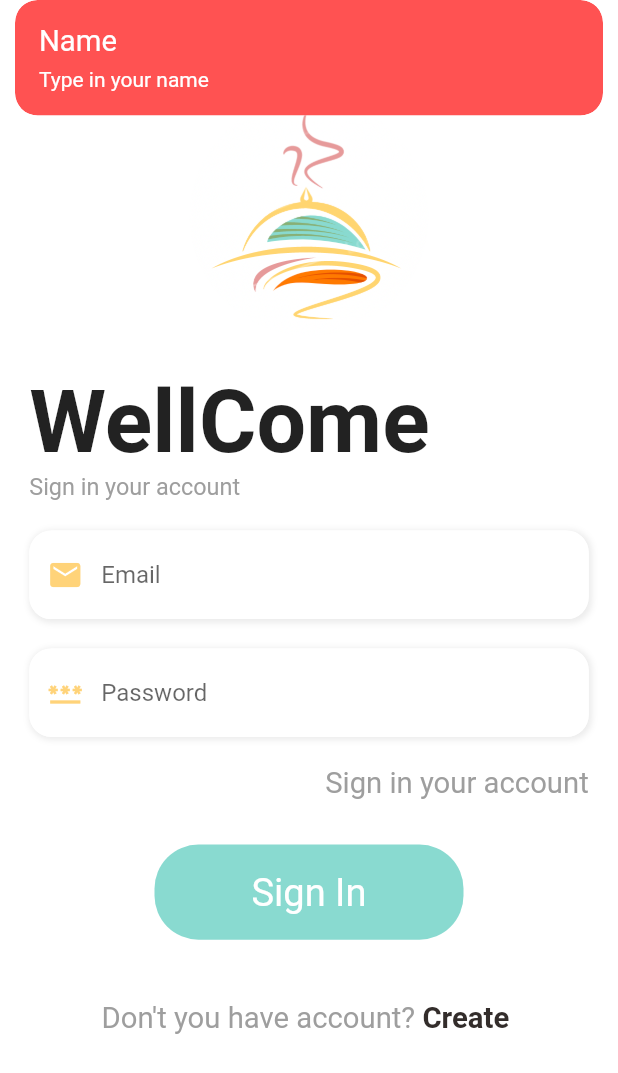
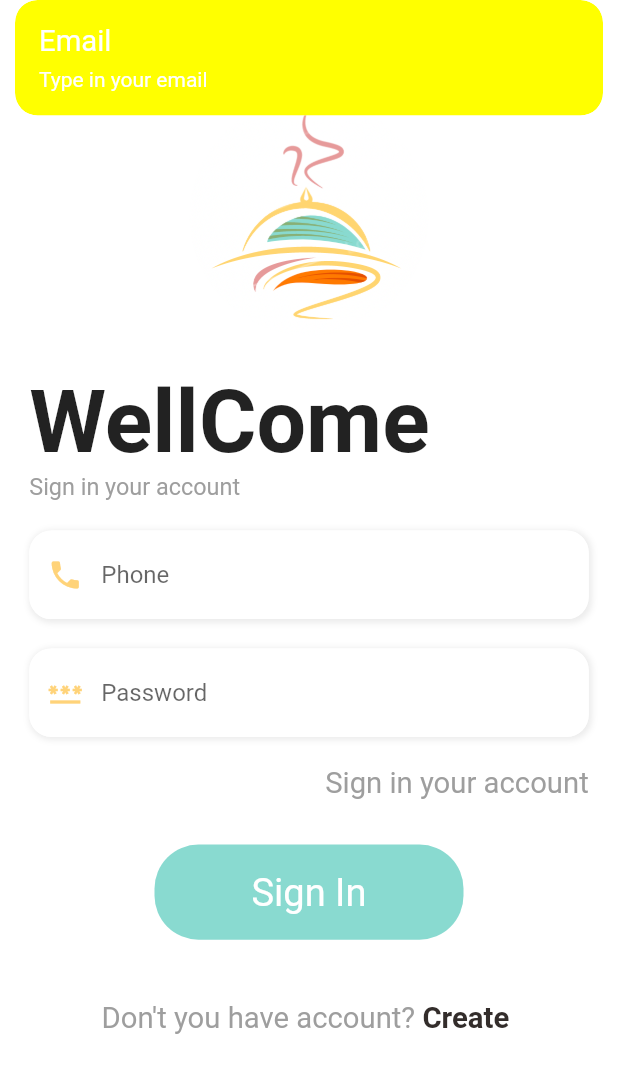
Before and after one commit to dinhkhoi-png/flutter_food_delivery, a Flutter app: the SignInPage screen opened directly, after a tap on "Sign In", on a phone screen of 412 x 824 dp. Shown: the top 1073 px of the screen. Run offline on Flutter 3.47's test engine with Material 2 defaults, Android fonts, the phone set to English and light mode, and no system bars; our stand-ins replace dots_indicator, get, persistent_bottom_nav_bar, shared_preferences; accounts and stored records are empty; network calls fail.

Commit message:
login success

```diff
--- a/lib/base/custom_loader.dart
+++ b/lib/base/custom_loader.dart
@@ -18,7 +18,7 @@ class CustomLoader extends StatelessWidget {
           color: AppColors.mainColor,
         ),
         alignment: Alignment.center,
-        child: CircularProgressIndicator(color: Colors.white,),
+        child: const CircularProgressIndicator(color: Colors.white,),
       ),
     );
   }
--- a/lib/base/no_data_page.dart
+++ b/lib/base/no_data_page.dart
@@ -1,5 +1,4 @@
 import 'package:flutter/material.dart';
-
 
 class NoDataPage extends StatelessWidget {
   final String text;
--- a/lib/base/show_custom_snackbar.dart
+++ b/lib/base/show_custom_snackbar.dart
@@ -5,12 +5,12 @@ import '../widget/big_text.dart';
 void showCustomSnackBar(String message , {bool isError = true,String title="Error"}){
   Get.snackbar(title, message,
     titleText: BigText(text: title ,color: Colors.white,),
-    messageText: Text(message, style: TextStyle(
+    messageText: Text(message, style: const TextStyle(
       color: Colors.white,
     ),
     ),
     colorText: Colors.white,
     snackPosition: SnackPosition.TOP,
-    backgroundColor: Colors.redAccent,
+    backgroundColor: Colors.yellowAccent,
   );
 }
--- a/lib/controllers/auth_controller.dart
+++ b/lib/controllers/auth_controller.dart
@@ -6,52 +6,52 @@ import 'package:get/get.dart';
 class AuthController extends GetxController implements GetxService{
   final AuthRepo authRepo;
 
-  AuthController({ required this.authRepo, required cartRepo});
+  AuthController({
+    required this.authRepo
+  });
 
   bool _isLoading = false;
   bool get isLoading => _isLoading;
 
-  Future<ResponseModel>registration(SignUpBody signUpBody) async {
+  Future<ResponseModel> registration(SignUpBody signUpBody) async {
     _isLoading = true;
     update();
     Response response = await authRepo.registration(signUpBody);
     late ResponseModel responseModel;
-    if(response.statusCode==200){
+    if(response.statusCode == 200){
       authRepo.saveUserToken(response.body["token"]);
-      responseModel =ResponseModel(true, response.body["token"]);
+      responseModel = ResponseModel(true, response.body["token"]);
     }else{
-      responseModel =ResponseModel(false, response.statusText!);
-
+      responseModel = ResponseModel(false, response.statusText!);
     }
     _isLoading=false;
     update();
     return responseModel;
   }
 
-  Future<ResponseModel>login(String email,String password) async {
-    print("Get token");
-    print(authRepo.getUserToken.toString());
-    //authRepo.getUserToken();
+  Future<ResponseModel> login(String phone , String password) async {
+    print(">>>>> Getting token");
+    print(authRepo.getUserToken());
+
     _isLoading = true;
     update();
-    Response response = await authRepo.login(email,password);
+    Response response = await authRepo.login(phone,password);
     late ResponseModel responseModel;
-    if(response.statusCode==200){
-      print("toekn user");
+    if (response.statusCode == 200){
+      print("Backend token");
+
       authRepo.saveUserToken(response.body["token"]);
       print(response.body["token"].toString());
-      responseModel =ResponseModel(true, response.body["token"]);
-
-    }else{
-      responseModel =ResponseModel(false, response.statusText!);
-
+      responseModel = ResponseModel(true, response.body["token"]);
+    } else {
+      responseModel = ResponseModel(false, response.statusText!);
     }
     _isLoading=false;
     update();
     return responseModel;
   }
 
-  void saveUserNumberAndPassword(String number,String password){
+  void saveUserNumberAndPassword(String number , String password){
     authRepo.saveUserNumberAndPassword(number, password);
   }
 }
--- a/lib/controllers/popular_product_controller.dart
+++ b/lib/controllers/popular_product_controller.dart
@@ -20,15 +20,12 @@ class PopularProductController extends GetxController {
   late CartController _cart;
 
   bool _isLoaded = false;
-
   bool get isLoaded => _isLoaded;
 
   int _quantity = 0;
+  int get quantity => _quantity;
 
-  int get quantity => _quantity;
   int _inCartItems = 0;
-
-
   int get inCarItems => _inCartItems + _quantity;
 
   Future<void> getPopularProductList() async {
--- a/lib/data/api/api_client.dart
+++ b/lib/data/api/api_client.dart
@@ -9,7 +9,7 @@ class ApiClient extends GetConnect implements GetxService{
   ApiClient({required this.appBaseUrl}){
     baseUrl = appBaseUrl;
     timeout = Duration(seconds: 30);
-    token=AppConstants.TOKEN;
+    token= AppConstants.TOKEN;
     _mainHeaders={
       'Content-type':'application/json; charset=UTF-8',
       'Authorization': 'Bearer $token',
@@ -29,7 +29,7 @@ class ApiClient extends GetConnect implements GetxService{
       return Response(statusCode: 1 ,statusText: e.toString());
     }
   }
-  Future<Response> postData(String uri,dynamic body)async{
+  Future<Response> postData(String uri, dynamic body)async{
     print(body.toString());
     try{
       Response response = await post(uri, body,headers: _mainHeaders);
--- a/lib/data/repository/auth_repo.dart
+++ b/lib/data/repository/auth_repo.dart
@@ -15,31 +15,30 @@ class AuthRepo{
 
   Future<Response> registration(SignUpBody signUpBody)async{
     return await apiClient.postData(AppConstants.REGISTRATION_URI, signUpBody.toJson());
-
   }
 
   Future<String> getUserToken() async {
     return await sharedPreferences.getString(AppConstants.TOKEN)??"None";
   }
 
-  Future<Response> login(String email , String password) async {
-    return await apiClient.postData(AppConstants.LOGIN_URI, {"email":email,"password":password});
+  Future<Response> login(String phone,String password)async{
+    return await apiClient.postData(AppConstants.LOGIN_URI, {"phone":phone,"password":password});
   }
 
 
+
   Future<bool> saveUserToken(String token) async {
-    apiClient.token = token;
+    apiClient.token=token;
     apiClient.updateHeader(token);
     return await sharedPreferences.setString(AppConstants.TOKEN, token);
   }
 
   Future<void> saveUserNumberAndPassword(String number,String password) async {
     try{
-      await sharedPreferences.setString(AppConstants.PHONE, number);
-      await sharedPreferences.setString(AppConstants.PASSWORD, password);
-
+        await sharedPreferences.setString(AppConstants.PHONE, number);
+        await sharedPreferences.setString(AppConstants.PASSWORD, password);
     }catch(e){
-      throw e;
+      throw(e);
     }
   }
 }
--- a/lib/models/response_model.dart
+++ b/lib/models/response_model.dart
@@ -3,6 +3,6 @@ class ResponseModel{
   String _message;
   ResponseModel(this._isSuccess,this._message);
 
-  String get message => _message;
+  String get message =>_message;
   bool get isSuccess =>_isSuccess;
 }
--- a/lib/pages/auth/sign_in_page.dart
+++ b/lib/pages/auth/sign_in_page.dart
@@ -5,9 +5,7 @@ import 'package:flutter_food_delivery/pages/auth/sign_up_page.dart';
 import 'package:flutter_food_delivery/routes/route_helper.dart';
 import 'package:flutter_food_delivery/utils/colors.dart';
 import 'package:flutter_food_delivery/utils/dimensions.dart';
-
 import 'package:get/get.dart';
-
 
 import '../../base/show_custom_snackbar.dart';
 import '../../controllers/auth_controller.dart';
@@ -18,31 +16,30 @@ class SignInPage extends StatelessWidget {
 
   @override
   Widget build(BuildContext context) {
-    var emailController = TextEditingController();
+    var phoneController = TextEditingController();
     var passwordController = TextEditingController();
 
     void _login(AuthController authController){
       //var authController = Get.find<AuthController>();
 
-      String email = emailController.text.trim();
+      String phone = phoneController.text.trim();
       String password = passwordController.text.trim();
 
-      if(email.isEmpty){
-        showCustomSnackBar("Type in your name",title: "Name");
-      }else if (email.isEmpty){
+     if (phone.isEmpty){
         showCustomSnackBar("Type in your email",title: "Email");
-      }else if (!GetUtils.isEmail(email)){
-        showCustomSnackBar("Type in a valib email address",title: "Valid Email Address");
+      // }else if (!GetUtils.isEmail(email)){
+      //   showCustomSnackBar("Type in a valib email address",title: "Valid Email Address");
       }else if (password.isEmpty){
         showCustomSnackBar("Type in your password" , title: "password");
       }else if (password.length<6){
         showCustomSnackBar("Password can not be less than six chareters", title: "Password");
       }else{
-        //showCustomSnackBar("All went well", title: "Perfect");
 
-        authController.login(email,password).then((status){
+
+        authController.login(phone,password).then((status){
           if(status.isSuccess){
             Get.toNamed(RouteHelper.getInitial());
+
           }else{
             showCustomSnackBar(status.message);
           }
@@ -50,15 +47,15 @@ class SignInPage extends StatelessWidget {
       }
     }
 
-
     return Scaffold(
       backgroundColor: Colors.white,
       body: GetBuilder<AuthController>(builder: (authController){
-        return !authController.isLoading?SingleChildScrollView(
-          physics: BouncingScrollPhysics(),
+      return  !authController.isLoading? SingleChildScrollView(
+        //reverse: true,
+        physics: const BouncingScrollPhysics(),
         child: Column(
           children: [
-              SizedBox(height: Dimensions.screenHeight*0.05,),
+            SizedBox(height: Dimensions.screenHeight*0.05),
             Container(
               height: Dimensions.screenHeight*0.25,
               child: const Center(
@@ -95,9 +92,12 @@ class SignInPage extends StatelessWidget {
                 ],
               ),
             ),
+
             SizedBox(height: Dimensions.height20,),
-              AppTextField(textController: emailController,
-                  hintText: "Email", icon: Icons.email),
+
+
+            AppTextField(textController: phoneController,
+                hintText: "Phone", icon: Icons.phone),
             SizedBox(height: Dimensions.height20,),
             AppTextField(textController: passwordController,
               hintText: "Password", icon: Icons.password_sharp,isObscure: true,),
@@ -106,6 +106,7 @@ class SignInPage extends StatelessWidget {
             Row(
               children: [
                 Expanded(child: Container()),
+
                 RichText(
                     text: TextSpan(
                         text: "Sign in your account",
@@ -115,10 +116,12 @@ class SignInPage extends StatelessWidget {
 
                         ))
                 ),
+
                 SizedBox(width: Dimensions.width20,),
               ],
             ),
             SizedBox(height: Dimensions.height30,),
+
             GestureDetector(
               onTap: (){
                 _login(authController);
@@ -133,7 +136,9 @@ class SignInPage extends StatelessWidget {
                 child: Center(child: BigText(text: "Sign In",size: Dimensions.font26,color: Colors.white,)),
               ),
             ),
+
             SizedBox(height: Dimensions.screenHeight*0.05,),
+
             RichText(
                 text: TextSpan(
                     text: "Don\'t you have account? ",
@@ -143,7 +148,7 @@ class SignInPage extends StatelessWidget {
                     ),
                     children: [
                       TextSpan(
-                            recognizer: TapGestureRecognizer()..onTap=()=>Get.to(()=>SignUpPage(),transition: Transition.fade),
+                          recognizer: TapGestureRecognizer()..onTap=()=>Get.to(()=>const SignUpPage(),transition: Transition.fade),
                           text: "Create ",
                           style: TextStyle(
                               fontWeight: FontWeight.bold,
@@ -154,12 +159,15 @@ class SignInPage extends StatelessWidget {
                     ]
                 )
             ),
+
             SizedBox(height: Dimensions.height10,),
 
           ],
         ),
-        ):CustomLoader();
-      },),
+
+      ):const CustomLoader();
+      })
     );
   }
+
 }
--- a/lib/pages/cart/cart_page.dart
+++ b/lib/pages/cart/cart_page.dart
@@ -200,9 +200,9 @@ class CartPage extends StatelessWidget {
               ),
               GestureDetector(
                 onTap: () {
-                  //popularProduct.addItem(product);
+
+
                   cartController.addToHistory();
-                  print("tapped >>>>>>>>>");
                 },
                 child: Container(
                   padding: EdgeInsets.only(
--- a/lib/pages/home/main_food_page.dart
+++ b/lib/pages/home/main_food_page.dart
@@ -25,7 +25,7 @@ class _MainFoodPageState extends State<MainFoodPage> {
 
   @override
   Widget build(BuildContext context) {
-    print("current height" + MediaQuery.of(context).size.height.toString());
+    //print("current height" + MediaQuery.of(context).size.height.toString());
     return RefreshIndicator(child: Column(
       children: [
         Container(
--- a/pubspec.yaml
+++ b/pubspec.yaml
@@ -43,6 +43,7 @@ dependencies:
   intl: ^0.17.0
   cached_network_image: ^3.2.2
 
+
 dev_dependencies:
   flutter_test:
     sdk: flutter
```
Also changed, not shown: lib/helper/dependecies.dart (+10 -10 lines), lib/main.dart (+4 -4 lines), lib/pages/auth/sign_up_page.dart (+9 -8 lines), lib/pages/home/home_page.dart (+5 -4 lines). Lines whose indentation alone changed are shown as unchanged.
